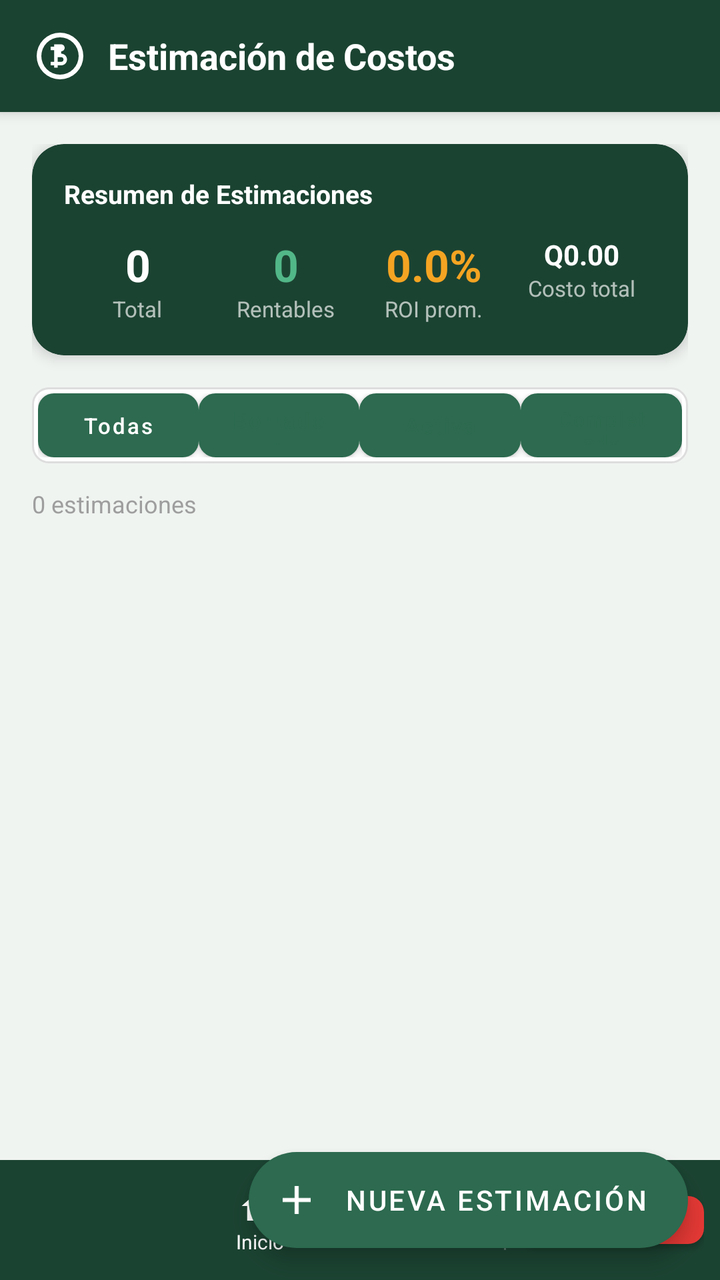
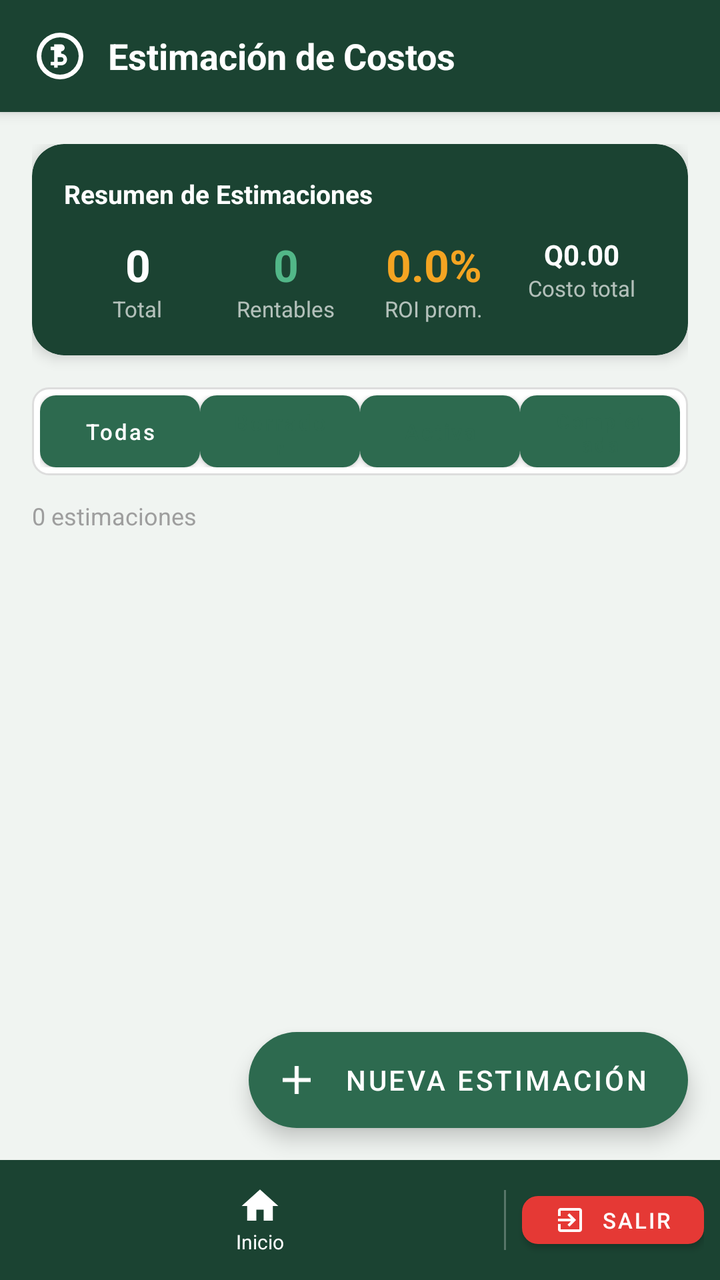

Two renders of the same Android screen: before a commit and after it. Below are the layout's source before the change and the commit's diff.
<!-- AndroidManifest.xml: application theme Theme.SistemaAvicola -->
<!-- res/layout/activity_costos.xml -->
<?xml version="1.0" encoding="utf-8"?>
<androidx.coordinatorlayout.widget.CoordinatorLayout
    xmlns:android="http://schemas.android.com/apk/res/android"
    xmlns:app="http://schemas.android.com/apk/res-auto"
    android:layout_width="match_parent"
    android:layout_height="match_parent"
    android:background="@color/blanco_semi">

    
    <com.google.android.material.appbar.AppBarLayout
        android:layout_width="match_parent"
        android:layout_height="wrap_content"
        android:background="@color/verde_oscuro"
        app:elevation="4dp">

        <LinearLayout
            android:layout_width="match_parent"
            android:layout_height="56dp"
            android:orientation="horizontal"
            android:gravity="center_vertical"
            android:paddingHorizontal="16dp">

            <ImageView
                android:layout_width="28dp"
                android:layout_height="28dp"
                android:src="@drawable/ic_costos"
                app:tint="@color/blanco"
                android:contentDescription="Costos"/>

            <TextView
                android:layout_width="0dp"
                android:layout_height="wrap_content"
                android:layout_weight="1"
                android:layout_marginStart="10dp"
                android:text="Estimación de Costos"
                android:textColor="@color/blanco"
                android:textSize="18sp"
                android:textStyle="bold"/>

            <ProgressBar
                android:id="@+id/progressCostos"
                android:layout_width="24dp"
                android:layout_height="24dp"
                android:visibility="gone"
                android:indeterminateTint="@color/blanco"/>

        </LinearLayout>
    </com.google.android.material.appbar.AppBarLayout>

    
    <androidx.core.widget.NestedScrollView
        android:layout_width="match_parent"
        android:layout_height="match_parent"
        app:layout_behavior="@string/appbar_scrolling_view_behavior"
        android:paddingBottom="80dp"
        android:clipToPadding="false">

        <LinearLayout
            android:layout_width="match_parent"
            android:layout_height="wrap_content"
            android:orientation="vertical"
            android:padding="16dp">

            
            <androidx.cardview.widget.CardView
                android:layout_width="match_parent"
                android:layout_height="wrap_content"
                app:cardCornerRadius="16dp"
                app:cardElevation="4dp"
                app:cardBackgroundColor="@color/verde_oscuro"
                android:layout_marginBottom="16dp">

                <LinearLayout
                    android:layout_width="match_parent"
                    android:layout_height="wrap_content"
                    android:orientation="vertical"
                    android:padding="16dp">

                    <TextView
                        android:layout_width="wrap_content"
                        android:layout_height="wrap_content"
                        android:text="Resumen de Estimaciones"
                        android:textColor="@color/blanco"
                        android:textSize="13sp"
                        android:textStyle="bold"
                        android:layout_marginBottom="12dp"/>

                    <LinearLayout
                        android:layout_width="match_parent"
                        android:layout_height="wrap_content"
                        android:orientation="horizontal">

                        <LinearLayout android:layout_width="0dp" android:layout_height="wrap_content"
                            android:layout_weight="1" android:orientation="vertical" android:gravity="center">
                            <TextView android:id="@+id/tvMetricaCantidad"
                                android:layout_width="wrap_content" android:layout_height="wrap_content"
                                android:text="0" android:textColor="@color/blanco"
                                android:textSize="22sp" android:textStyle="bold"/>
                            <TextView android:layout_width="wrap_content" android:layout_height="wrap_content"
                                android:text="Total" android:textColor="#AAFFFFFF" android:textSize="11sp"/>
                        </LinearLayout>

                        <LinearLayout android:layout_width="0dp" android:layout_height="wrap_content"
                            android:layout_weight="1" android:orientation="vertical" android:gravity="center">
                            <TextView android:id="@+id/tvMetricaRentables"
                                android:layout_width="wrap_content" android:layout_height="wrap_content"
                                android:text="0" android:textColor="@color/verde_claro"
                                android:textSize="22sp" android:textStyle="bold"/>
                            <TextView android:layout_width="wrap_content" android:layout_height="wrap_content"
                                android:text="Rentables" android:textColor="#AAFFFFFF" android:textSize="11sp"/>
                        </LinearLayout>

                        <LinearLayout android:layout_width="0dp" android:layout_height="wrap_content"
                            android:layout_weight="1" android:orientation="vertical" android:gravity="center">
                            <TextView android:id="@+id/tvMetricaRoi"
                                android:layout_width="wrap_content" android:layout_height="wrap_content"
                                android:text="0.0%" android:textColor="@color/dorado"
                                android:textSize="22sp" android:textStyle="bold"/>
                            <TextView android:layout_width="wrap_content" android:layout_height="wrap_content"
                                android:text="ROI prom." android:textColor="#AAFFFFFF" android:textSize="11sp"/>
                        </LinearLayout>

                        <LinearLayout android:layout_width="0dp" android:layout_height="wrap_content"
                            android:layout_weight="1" android:orientation="vertical" android:gravity="center">
                            <TextView android:id="@+id/tvMetricaTotal"
                                android:layout_width="wrap_content" android:layout_height="wrap_content"
                                android:text="Q0.00" android:textColor="@color/blanco"
                                android:textSize="14sp" android:textStyle="bold"/>
                            <TextView android:layout_width="wrap_content" android:layout_height="wrap_content"
                                android:text="Costo total" android:textColor="#AAFFFFFF" android:textSize="11sp"/>
                        </LinearLayout>

                    </LinearLayout>
                </LinearLayout>
            </androidx.cardview.widget.CardView>

            
            <LinearLayout
                android:layout_width="match_parent"
                android:layout_height="38dp"
                android:orientation="horizontal"
                android:layout_marginBottom="12dp"
                android:background="@drawable/bg_spinner"
                android:padding="3dp">

                <Button android:id="@+id/btnFiltroTodas"
                    android:layout_width="0dp" android:layout_height="match_parent" android:layout_weight="1"
                    android:text="Todas" android:textAllCaps="false" android:textSize="11sp"
                    android:textColor="@color/blanco" android:background="@drawable/bg_tab_activo"
                    android:paddingTop="0dp" android:paddingBottom="0dp" android:gravity="center"/>

                <Button android:id="@+id/btnFiltroBorrador"
                    android:layout_width="0dp" android:layout_height="match_parent" android:layout_weight="1"
                    android:text="Borrador" android:textAllCaps="false" android:textSize="11sp"
                    android:textColor="@color/verde_primario" android:background="@drawable/bg_tab_inactivo"
                    android:paddingTop="0dp" android:paddingBottom="0dp" android:gravity="center"/>

                <Button android:id="@+id/btnFiltroActiva"
                    android:layout_width="0dp" android:layout_height="match_parent" android:layout_weight="1"
                    android:text="Activa" android:textAllCaps="false" android:textSize="11sp"
                    android:textColor="@color/verde_primario" android:background="@drawable/bg_tab_inactivo"
                    android:paddingTop="0dp" android:paddingBottom="0dp" android:gravity="center"/>

                <Button android:id="@+id/btnFiltroCompletada"
                    android:layout_width="0dp" android:layout_height="match_parent" android:layout_weight="1"
                    android:text="Completada" android:textAllCaps="false" android:textSize="10sp"
                    android:textColor="@color/verde_primario" android:background="@drawable/bg_tab_inactivo"
                    android:paddingTop="0dp" android:paddingBottom="0dp" android:gravity="center"/>

            </LinearLayout>

            
            <TextView
                android:id="@+id/tvContadorEstimaciones"
                android:layout_width="wrap_content"
                android:layout_height="wrap_content"
                android:text="0 estimaciones"
                android:textColor="@color/gris_hint"
                android:textSize="12sp"
                android:layout_marginBottom="8dp"/>

            
            <TextView
                android:id="@+id/tvSinEstimaciones"
                android:layout_width="match_parent"
                android:layout_height="wrap_content"
                android:text="Aún no hay estimaciones.\nToca + para crear tu primera estimación."
                android:textColor="@color/gris_hint"
                android:textSize="14sp"
                android:gravity="center"
                android:paddingVertical="40dp"
                android:visibility="gone"/>

            
            <androidx.recyclerview.widget.RecyclerView
                android:id="@+id/recyclerEstimaciones"
                android:layout_width="match_parent"
                android:layout_height="wrap_content"
                android:nestedScrollingEnabled="false"/>

        </LinearLayout>
    </androidx.core.widget.NestedScrollView>

    
    <com.google.android.material.floatingactionbutton.ExtendedFloatingActionButton
        android:id="@+id/fabNuevaEstimacion"
        android:layout_width="wrap_content"
        android:layout_height="wrap_content"
        android:layout_gravity="bottom|end"
        android:layout_margin="16dp"
        android:layout_marginBottom="80dp"
        android:text="Nueva estimación"
        app:icon="@drawable/ic_anadir"
        app:backgroundTint="@color/verde_primario"
        android:textColor="@color/blanco"
        app:iconTint="@color/blanco"/>

    
    <LinearLayout
        android:layout_width="match_parent"
        android:layout_height="60dp"
        android:layout_gravity="bottom"
        android:background="@color/verde_oscuro"
        android:orientation="horizontal"
        android:gravity="center_vertical"
        android:paddingHorizontal="8dp">

        <LinearLayout
            android:id="@+id/navInicio"
            android:layout_width="0dp"
            android:layout_height="wrap_content"
            android:layout_weight="1"
            android:orientation="vertical"
            android:gravity="center"
            android:padding="6dp">
            <ImageView android:layout_width="22dp" android:layout_height="22dp"
                android:src="@drawable/ic_inicio" app:tint="@color/blanco"/>
            <TextView android:layout_width="wrap_content" android:layout_height="wrap_content"
                android:text="Inicio" android:textColor="@color/blanco" android:textSize="10sp"/>
        </LinearLayout>

        <View android:layout_width="1dp" android:layout_height="30dp" android:background="#44FFFFFF"/>

        <com.google.android.material.button.MaterialButton
            android:id="@+id/btnSalirNavCostos"
            style="@style/Widget.Avicola.Button.Salir"
            android:layout_width="wrap_content"
            android:layout_height="36dp"
            android:layout_marginStart="8dp"
            android:text="Salir"
            app:icon="@drawable/ic_logout"
            app:iconSize="16dp"/>

    </LinearLayout>

</androidx.coordinatorlayout.widget.CoordinatorLayout>
<!-- resources referenced by this layout -->
<resources>
  <color name="blanco">#FFFFFF</color>
  <color name="blanco_semi">#F0F4F1</color>
  <color name="dorado">#F4A422</color>
  <color name="gris_hint">#9E9E9E</color>
  <color name="verde_claro">#52B788</color>
  <color name="verde_oscuro">#1B4332</color>
  <color name="verde_primario">#2D6A4F</color>
  <!-- drawable bg_spinner (drawable) -->
  <?xml version="1.0" encoding="utf-8"?>
  <shape xmlns:android="http://schemas.android.com/apk/res/android"
      android:shape="rectangle">
      <solid android:color="#FFFFFF"/>
      <stroke android:width="1dp" android:color="#DDDDDD"/>
      <corners android:radius="8dp"/>
  </shape>
  <!-- drawable bg_tab_activo (drawable) -->
  <?xml version="1.0" encoding="utf-8"?>
  <shape xmlns:android="http://schemas.android.com/apk/res/android"
      android:shape="rectangle">
      <solid android:color="#2D6A4F"/>
      <corners android:radius="8dp"/>
  </shape>
  <!-- drawable bg_tab_inactivo (drawable) -->
  <?xml version="1.0" encoding="utf-8"?>
  <shape xmlns:android="http://schemas.android.com/apk/res/android"
      android:shape="rectangle">
      <solid android:color="#FFFFFF"/>
      <stroke android:width="1dp" android:color="#2D6A4F"/>
      <corners android:radius="8dp"/>
  </shape>
  <!-- drawable ic_anadir (drawable) -->
  <?xml version="1.0" encoding="utf-8"?>
  <vector xmlns:android="http://schemas.android.com/apk/res/android"
      android:width="24dp" android:height="24dp"
      android:viewportWidth="24" android:viewportHeight="24">
      <path android:fillColor="#FFFFFF"
          android:pathData="M19,13H13V19H11V13H5V11H11V5H13V11H19V13Z"/>
  </vector>
  <!-- drawable ic_inicio (drawable) -->
  <?xml version="1.0" encoding="utf-8"?>
  <vector xmlns:android="http://schemas.android.com/apk/res/android"
      android:width="24dp" android:height="24dp"
      android:viewportWidth="24" android:viewportHeight="24">
      <path android:fillColor="#2D6A4F"
          android:pathData="M10,20V14H14V20H19V12H22L12,3L2,12H5V20H10Z"/>
  </vector>
  <!-- drawable ic_logout (drawable) -->
  <vector xmlns:android="http://schemas.android.com/apk/res/android"
      android:width="24dp"
      android:height="24dp"
      android:viewportWidth="24.0"
      android:viewportHeight="24.0"
      android:tint="?attr/colorControlNormal">
      <path
          android:fillColor="@android:color/white"
          android:pathData="M10.09,15.59L11.5,17l5,-5 -5,-5 -1.41,1.41L12.67,11H3v2h9.67l-2.58,2.59zM19,3H5c-1.11,0 -2,0.9 -2,2v4h2V5h14v14H5v-4H3v4c0,1.1 0.89,2 2,2h14c1.1,0 2,-0.9 2,-2V5c0,-1.1 -0.9,-2 -2,-2z" />
  </vector>
  <style name="Widget.Avicola.Button.Salir" parent="Widget.MaterialComponents.Button">
          <item name="backgroundTint">@color/rojo_salir</item>
          <item name="android:textColor">@color/blanco</item>
          <item name="android:textSize">11sp</item>
          <item name="cornerRadius">8dp</item>
      </style>
  <style name="Theme.SistemaAvicola" parent="Theme.MaterialComponents.Light.NoActionBar">
          <item name="colorPrimary">@color/verde_primario</item>
          <item name="colorPrimaryVariant">@color/verde_oscuro</item>
          <item name="colorOnPrimary">@color/blanco</item>
          <item name="colorSecondary">@color/dorado</item>
          <item name="colorOnSecondary">@color/blanco</item>
          <item name="android:windowBackground">@color/blanco_semi</item>
          <item name="android:statusBarColor">@color/verde_oscuro</item>
          <item name="android:navigationBarColor">@color/verde_oscuro</item>
      </style>
  <color name="rojo_salir">#E53935</color>
  <!-- unchanged entries left out for length: 1 -->
</resources>

<!-- the commit's change to res/layout/activity_costos.xml (unified diff, before → after) -->
@@ -52,7 +52,7 @@
         android:layout_width="match_parent"
         android:layout_height="match_parent"
         app:layout_behavior="@string/appbar_scrolling_view_behavior"
-        android:paddingBottom="80dp"
+        android:paddingBottom="160dp"
         android:clipToPadding="false">
 
         <LinearLayout
@@ -135,37 +135,82 @@
             </androidx.cardview.widget.CardView>
 
             
+            
             <LinearLayout
                 android:layout_width="match_parent"
-                android:layout_height="38dp"
+                android:layout_height="44dp"
                 android:orientation="horizontal"
                 android:layout_marginBottom="12dp"
                 android:background="@drawable/bg_spinner"
-                android:padding="3dp">
-
-                <Button android:id="@+id/btnFiltroTodas"
-                    android:layout_width="0dp" android:layout_height="match_parent" android:layout_weight="1"
-                    android:text="Todas" android:textAllCaps="false" android:textSize="11sp"
-                    android:textColor="@color/blanco" android:background="@drawable/bg_tab_activo"
-                    android:paddingTop="0dp" android:paddingBottom="0dp" android:gravity="center"/>
-
-                <Button android:id="@+id/btnFiltroBorrador"
-                    android:layout_width="0dp" android:layout_height="match_parent" android:layout_weight="1"
-                    android:text="Borrador" android:textAllCaps="false" android:textSize="11sp"
-                    android:textColor="@color/verde_primario" android:background="@drawable/bg_tab_inactivo"
-                    android:paddingTop="0dp" android:paddingBottom="0dp" android:gravity="center"/>
-
-                <Button android:id="@+id/btnFiltroActiva"
-                    android:layout_width="0dp" android:layout_height="match_parent" android:layout_weight="1"
-                    android:text="Activa" android:textAllCaps="false" android:textSize="11sp"
-                    android:textColor="@color/verde_primario" android:background="@drawable/bg_tab_inactivo"
-                    android:paddingTop="0dp" android:paddingBottom="0dp" android:gravity="center"/>
-
-                <Button android:id="@+id/btnFiltroCompletada"
-                    android:layout_width="0dp" android:layout_height="match_parent" android:layout_weight="1"
-                    android:text="Completada" android:textAllCaps="false" android:textSize="10sp"
-                    android:textColor="@color/verde_primario" android:background="@drawable/bg_tab_inactivo"
-                    android:paddingTop="0dp" android:paddingBottom="0dp" android:gravity="center"/>
+                android:padding="4dp">
+
+                <com.google.android.material.button.MaterialButton
+                    android:id="@+id/btnFiltroTodas"
+                    android:layout_width="0dp"
+                    android:layout_height="match_parent"
+                    android:layout_weight="1"
+                    android:text="Todas"
+                    android:textAllCaps="false"
+                    android:textSize="11sp"
+                    android:textColor="@color/blanco"
+                    android:backgroundTint="@null"
+                    android:background="@drawable/bg_tab_activo"
+                    android:paddingTop="0dp"
+                    android:paddingBottom="0dp"
+                    android:gravity="center"
+                    app:cornerRadius="8dp"
+                    app:strokeWidth="0dp"/>
+
+                <com.google.android.material.button.MaterialButton
+                    android:id="@+id/btnFiltroBorrador"
+                    android:layout_width="0dp"
+                    android:layout_height="match_parent"
+                    android:layout_weight="1"
+                    android:text="Borrador"
+                    android:textAllCaps="false"
+                    android:textSize="11sp"
+                    android:textColor="@color/verde_primario"
+                    android:backgroundTint="@null"
+                    android:background="@drawable/bg_tab_inactivo"
+                    android:paddingTop="0dp"
+                    android:paddingBottom="0dp"
+                    android:gravity="center"
+                    app:cornerRadius="8dp"
+                    app:strokeWidth="0dp"/>
+
+                <com.google.android.material.button.MaterialButton
+                    android:id="@+id/btnFiltroActiva"
+                    android:layout_width="0dp"
+                    android:layout_height="match_parent"
+                    android:layout_weight="1"
+                    android:text="Activa"
+                    android:textAllCaps="false"
+                    android:textSize="11sp"
+                    android:textColor="@color/verde_primario"
+                    android:backgroundTint="@null"
+                    android:background="@drawable/bg_tab_inactivo"
+                    android:paddingTop="0dp"
+                    android:paddingBottom="0dp"
+                    android:gravity="center"
+                    app:cornerRadius="8dp"
+                    app:strokeWidth="0dp"/>
+
+                <com.google.android.material.button.MaterialButton
+                    android:id="@+id/btnFiltroCompletada"
+                    android:layout_width="0dp"
+                    android:layout_height="match_parent"
+                    android:layout_weight="1"
+                    android:text="Completada"
+                    android:textAllCaps="false"
+                    android:textSize="10sp"
+                    android:textColor="@color/verde_primario"
+                    android:backgroundTint="@null"
+                    android:background="@drawable/bg_tab_inactivo"
+                    android:paddingTop="0dp"
+                    android:paddingBottom="0dp"
+                    android:gravity="center"
+                    app:cornerRadius="8dp"
+                    app:strokeWidth="0dp"/>
 
             </LinearLayout>
 
@@ -207,8 +252,8 @@
         android:layout_width="wrap_content"
         android:layout_height="wrap_content"
         android:layout_gravity="bottom|end"
-        android:layout_margin="16dp"
-        android:layout_marginBottom="80dp"
+        android:layout_marginEnd="16dp"
+        android:layout_marginBottom="76dp"
         android:text="Nueva estimación"
         app:icon="@drawable/ic_anadir"
         app:backgroundTint="@color/verde_primario"
